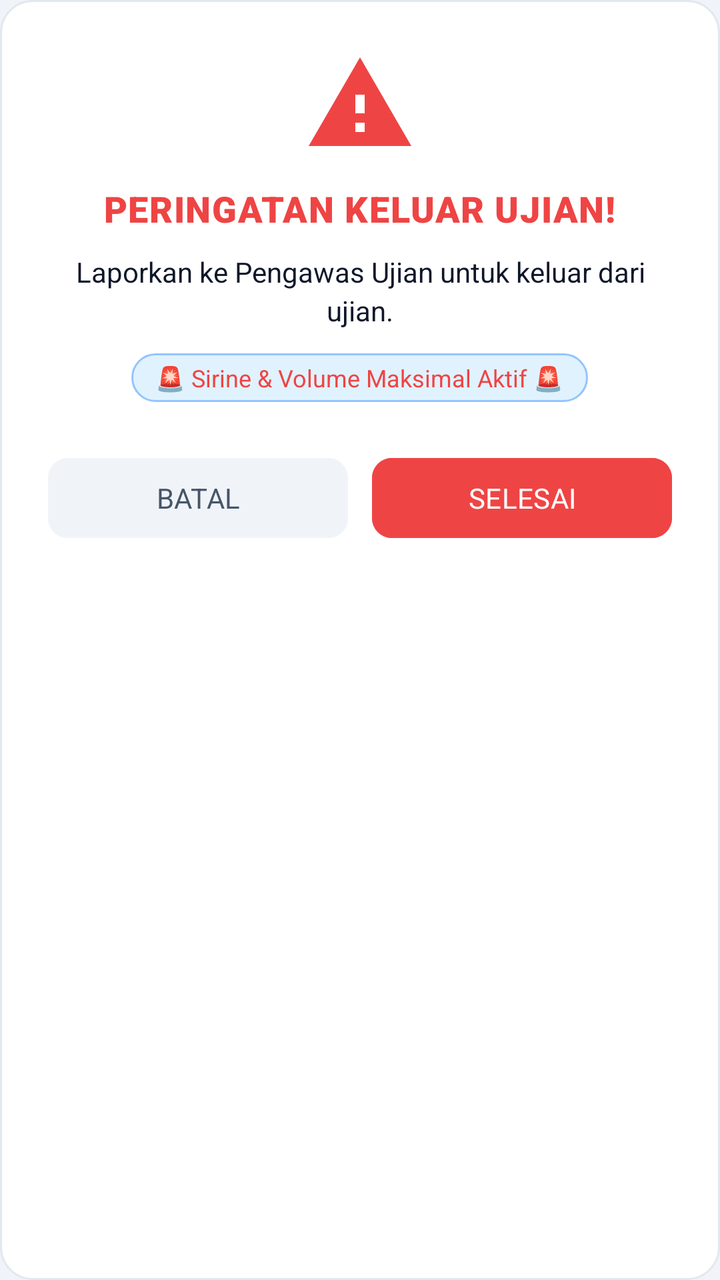
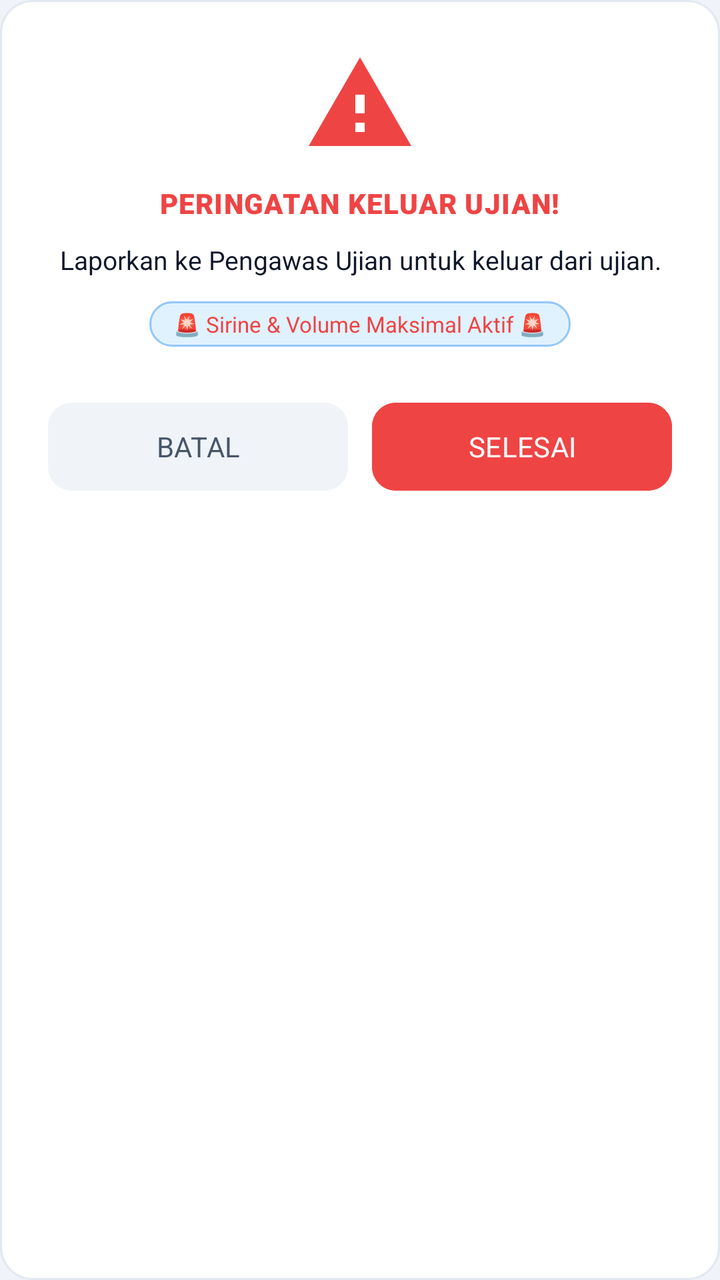

Compare the two renders of this Android layout. The source of the first and the diff that turns it into the second are given below.
<!-- AndroidManifest.xml: application theme Theme.ExamBrowser -->
<!-- res/layout/dialog_finish_exam.xml -->
<?xml version="1.0" encoding="utf-8"?>
<LinearLayout xmlns:android="http://schemas.android.com/apk/res/android"
    xmlns:app="http://schemas.android.com/apk/res-auto"
    android:layout_width="match_parent"
    android:layout_height="wrap_content"
    android:background="@drawable/bg_card"
    android:gravity="center_horizontal"
    android:orientation="vertical"
    android:padding="24dp">

    
    <ImageView
        android:layout_width="56dp"
        android:layout_height="56dp"
        android:contentDescription="Warning"
        android:src="@drawable/ic_warning"
        app:tint="@color/danger" />

    
    <TextView
        android:layout_width="wrap_content"
        android:layout_height="wrap_content"
        android:layout_marginTop="12dp"
        android:fontFamily="sans-serif-black"
        android:gravity="center"
        android:letterSpacing="0.03"
        android:text="@string/dialog_finish_title"
        android:textColor="@color/danger"
        android:textSize="18sp" />

    
    <TextView
        android:layout_width="match_parent"
        android:layout_height="wrap_content"
        android:layout_marginTop="10dp"
        android:gravity="center"
        android:lineSpacingExtra="3dp"
        android:text="@string/dialog_finish_message"
        android:textColor="@color/text_primary"
        android:textSize="14sp" />

    
    <LinearLayout
        android:layout_width="wrap_content"
        android:layout_height="wrap_content"
        android:layout_marginTop="12dp"
        android:background="@drawable/bg_badge"
        android:gravity="center"
        android:paddingStart="12dp"
        android:paddingTop="4dp"
        android:paddingEnd="12dp"
        android:paddingBottom="4dp">

        <TextView
            android:layout_width="wrap_content"
            android:layout_height="wrap_content"
            android:fontFamily="sans-serif-bold"
            android:text="@string/buzzer_badge_notice"
            android:textColor="@color/danger"
            android:textSize="12sp" />
    </LinearLayout>

    
    <LinearLayout
        android:layout_width="match_parent"
        android:layout_height="wrap_content"
        android:layout_marginTop="24dp"
        android:gravity="center"
        android:orientation="horizontal">

        <com.google.android.material.button.MaterialButton
            android:id="@+id/btnCancelFinish"
            android:layout_width="0dp"
            android:layout_height="48dp"
            android:layout_weight="1"
            android:backgroundTint="@color/bg_main"
            android:fontFamily="sans-serif-bold"
            android:text="@string/btn_cancel"
            android:textColor="@color/text_secondary"
            app:cornerRadius="10dp" />

        <com.google.android.material.button.MaterialButton
            android:id="@+id/btnConfirmFinish"
            android:layout_width="0dp"
            android:layout_height="48dp"
            android:layout_marginStart="12dp"
            android:layout_weight="1"
            android:backgroundTint="@color/danger"
            android:fontFamily="sans-serif-bold"
            android:text="@string/btn_finish"
            android:textColor="@color/text_white"
            app:cornerRadius="10dp" />
    </LinearLayout>

</LinearLayout>
<!-- resources referenced by this layout -->
<resources>
  <color name="bg_main">#F0F4F8</color>
  <color name="danger">#EF4444</color>
  <color name="text_primary">#0F172A</color>
  <color name="text_secondary">#475569</color>
  <color name="text_white">#FFFFFF</color>
  <!-- drawable bg_badge (drawable) -->
  <?xml version="1.0" encoding="utf-8"?>
  <shape xmlns:android="http://schemas.android.com/apk/res/android"
      android:shape="rectangle">
      <solid android:color="#E0F2FE" />
      <stroke
          android:width="1dp"
          android:color="#93C5FD" />
      <corners android:radius="20dp" />
      <padding
          android:bottom="6dp"
          android:left="14dp"
          android:right="14dp"
          android:top="6dp" />
  </shape>
  <!-- drawable bg_card (drawable) -->
  <?xml version="1.0" encoding="utf-8"?>
  <shape xmlns:android="http://schemas.android.com/apk/res/android"
      android:shape="rectangle">
      <solid android:color="#FFFFFF" />
      <stroke
          android:width="1dp"
          android:color="#E2E8F0" />
      <corners android:radius="16dp" />
  </shape>
  <!-- drawable ic_warning (drawable) -->
  <vector xmlns:android="http://schemas.android.com/apk/res/android"
      android:width="24dp"
      android:height="24dp"
      android:viewportWidth="24"
      android:viewportHeight="24">
      <path
          android:fillColor="#EF4444"
          android:pathData="M1,21h22L12,2 1,21z M13,18h-2v-2h2v2z M13,14h-2v-4h2v4z" />
  </vector>
  <string name="btn_cancel">BATAL</string>
  <string name="btn_finish">SELESAI</string>
  <string name="buzzer_badge_notice">🚨 Sirine &amp; Volume Maksimal Aktif 🚨</string>
  <string name="dialog_finish_message">Laporkan ke Pengawas Ujian untuk keluar dari ujian.</string>
  <string name="dialog_finish_title">PERINGATAN KELUAR UJIAN!</string>
  <style name="Theme.ExamBrowser" parent="Theme.Material3.DayNight.NoActionBar">
          <item name="colorPrimary">@color/brand_primary</item>
          <item name="colorPrimaryDark">@color/brand_primary_dark</item>
          <item name="colorSecondary">@color/brand_accent</item>
          <item name="android:statusBarColor">@color/bg_main</item>
          <item name="android:windowLightStatusBar">true</item>
          <item name="android:windowBackground">@color/bg_main</item>
      </style>
  <color name="brand_primary">#0F2C59</color>
  <color name="brand_primary_dark">#0B192C</color>
  <color name="brand_accent">#2563EB</color>
</resources>

<!-- the commit's change to res/layout/dialog_finish_exam.xml (unified diff, before → after) -->
@@ -6,7 +6,7 @@
     android:background="@drawable/bg_card"
     android:gravity="center_horizontal"
     android:orientation="vertical"
-    android:padding="24dp">
+    android:padding="@dimen/dialog_padding">
 
     
     <ImageView
@@ -26,7 +26,7 @@
         android:letterSpacing="0.03"
         android:text="@string/dialog_finish_title"
         android:textColor="@color/danger"
-        android:textSize="18sp" />
+        android:textSize="@dimen/button_text_size" />
 
     
     <TextView
@@ -37,7 +37,7 @@
         android:lineSpacingExtra="3dp"
         android:text="@string/dialog_finish_message"
         android:textColor="@color/text_primary"
-        android:textSize="14sp" />
+        android:textSize="@dimen/body_text_size" />
 
     
     <LinearLayout
@@ -57,7 +57,7 @@
             android:fontFamily="sans-serif-bold"
             android:text="@string/buzzer_badge_notice"
             android:textColor="@color/danger"
-            android:textSize="12sp" />
+            android:textSize="@dimen/caption_text_size" />
     </LinearLayout>
 
     
@@ -71,25 +71,29 @@
         <com.google.android.material.button.MaterialButton
             android:id="@+id/btnCancelFinish"
             android:layout_width="0dp"
-            android:layout_height="48dp"
+            android:layout_height="@dimen/secondary_button_height"
             android:layout_weight="1"
             android:backgroundTint="@color/bg_main"
+            android:focusable="true"
             android:fontFamily="sans-serif-bold"
             android:text="@string/btn_cancel"
             android:textColor="@color/text_secondary"
-            app:cornerRadius="10dp" />
+            android:textSize="@dimen/button_text_size"
+            app:cornerRadius="@dimen/button_corner_radius" />
 
         <com.google.android.material.button.MaterialButton
             android:id="@+id/btnConfirmFinish"
             android:layout_width="0dp"
-            android:layout_height="48dp"
+            android:layout_height="@dimen/secondary_button_height"
             android:layout_marginStart="12dp"
             android:layout_weight="1"
             android:backgroundTint="@color/danger"
+            android:focusable="true"
             android:fontFamily="sans-serif-bold"
             android:text="@string/btn_finish"
             android:textColor="@color/text_white"
-            app:cornerRadius="10dp" />
+            android:textSize="@dimen/button_text_size"
+            app:cornerRadius="@dimen/button_corner_radius" />
     </LinearLayout>
 
 </LinearLayout>
<!-- resource entries referenced after the edit -->
@@ -5,6 +5,12 @@
   <color name="text_primary">#0F172A</color>
   <color name="text_secondary">#475569</color>
   <color name="text_white">#FFFFFF</color>
+  <dimen name="body_text_size">13sp</dimen>
+  <dimen name="button_corner_radius">12dp</dimen>
+  <dimen name="button_text_size">14sp</dimen>
+  <dimen name="caption_text_size">11sp</dimen>
+  <dimen name="dialog_padding">24dp</dimen>
+  <dimen name="secondary_button_height">52dp</dimen>
   <!-- drawable bg_badge (drawable) -->
   <?xml version="1.0" encoding="utf-8"?>
   <shape xmlns:android="http://schemas.android.com/apk/res/android"
